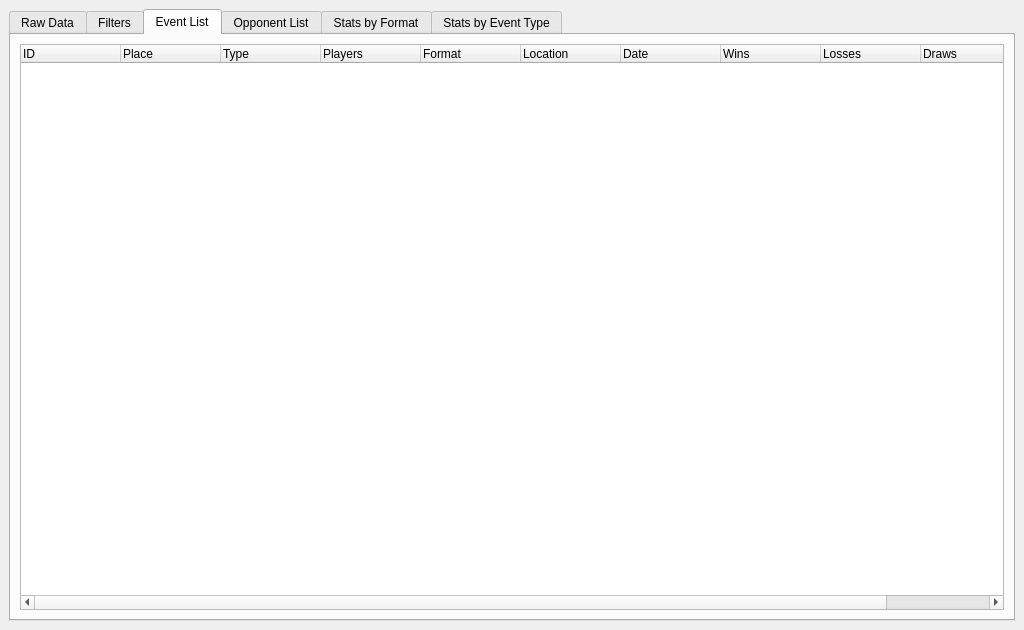
This is UIs/Main.ui in JeffHoogland/qutemtgstats as Qt 5 draws it before an edit. The edited form follows.
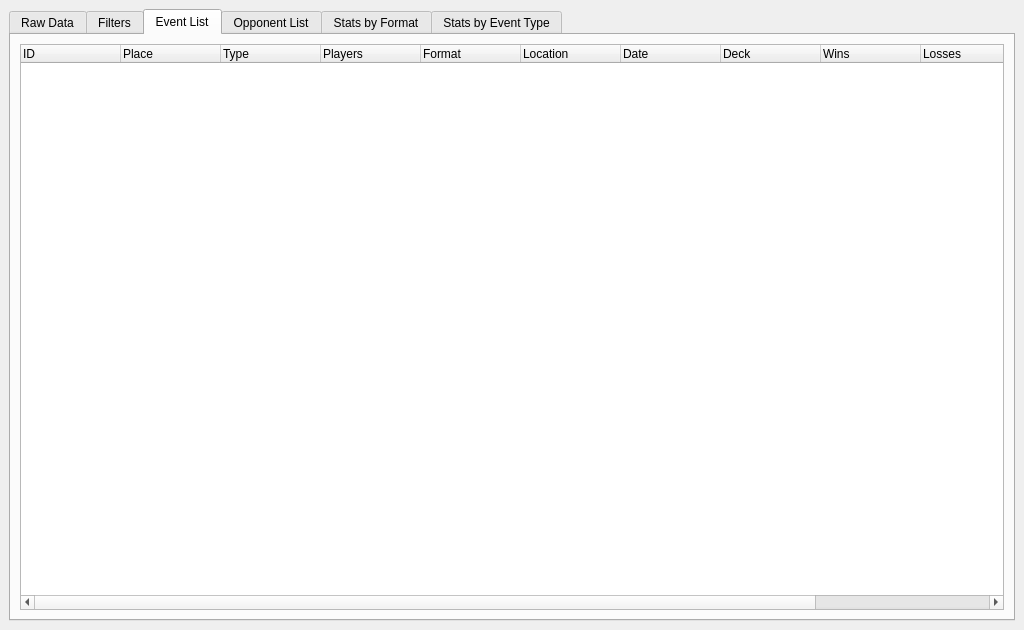
This is the edited form. The open tabs and pages were chosen to show the change.

```diff
--- a/UIs/Main.ui
+++ b/UIs/Main.ui
@@ -494,6 +494,11 @@
             <string>Date</string>
            </property>
           </column>
+          <column>
+           <property name="text">
+            <string>Deck</string>
+           </property>
+          </column>
           <column>
            <property name="text">
             <string>Wins</string>
```
Left out of the diff: 8 changed lines with no effect on the pictures.
